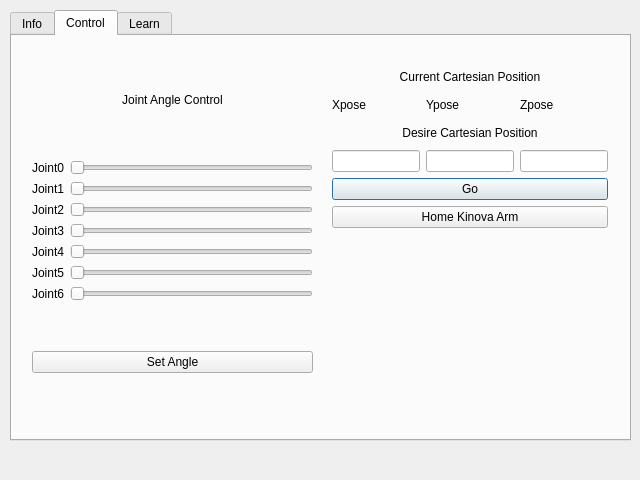
Before: the Qt Designer form src/design.ui in CluelessTimeTraveler/-RoboPuppetMQP, drawn with Qt 5.
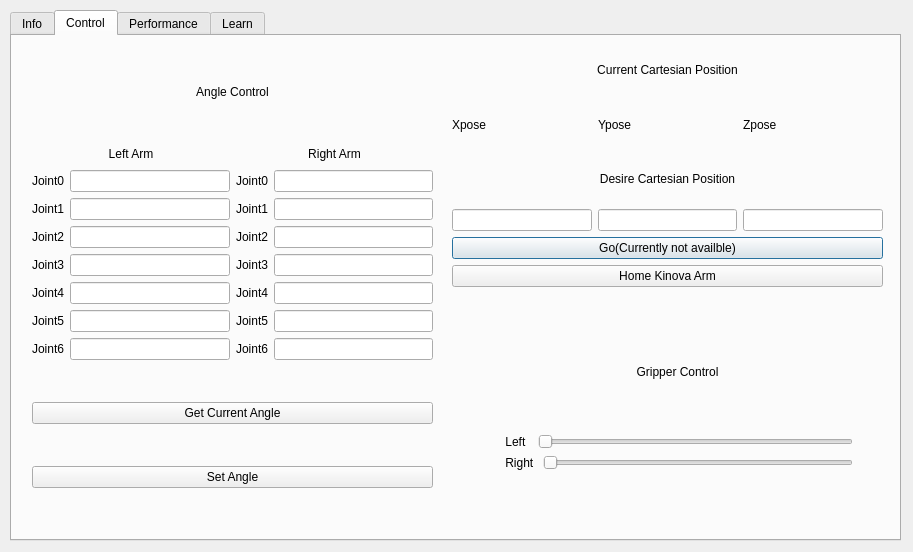
After: the same form once the commit is applied. The open tabs and pages were chosen to show the change.

Diff of the .ui file:
```diff
--- a/src/design.ui
+++ b/src/design.ui
@@ -6,8 +6,8 @@
    <rect>
     <x>0</x>
     <y>0</y>
-    <width>640</width>
-    <height>480</height>
+    <width>913</width>
+    <height>552</height>
    </rect>
   </property>
   <property name="windowTitle">
@@ -18,8 +18,8 @@
     <rect>
      <x>10</x>
      <y>10</y>
-     <width>621</width>
-     <height>431</height>
+     <width>891</width>
+     <height>531</height>
     </rect>
    </property>
    <property name="currentIndex">
@@ -261,10 +261,10 @@
     <widget class="QWidget" name="verticalLayoutWidget_6">
      <property name="geometry">
       <rect>
-       <x>320</x>
-       <y>30</y>
-       <width>276</width>
-       <height>162</height>
+       <x>440</x>
+       <y>10</y>
+       <width>431</width>
+       <height>241</height>
       </rect>
      </property>
      <layout class="QVBoxLayout" name="verticalLayout_6">
@@ -329,7 +329,7 @@
       <item>
        <widget class="QPushButton" name="pushButton">
         <property name="text">
-         <string>Go</string>
+         <string>Go(Currently not availble)</string>
         </property>
        </widget>
       </item>
@@ -347,10 +347,36 @@
       <rect>
        <x>20</x>
        <y>10</y>
-       <width>281</width>
-       <height>371</height>
+       <width>401</width>
+       <height>481</height>
       </rect>
      </property>
+     <layout class="QVBoxLayout" name="verticalLayout_19">
+      <item>
+       <widget class="QLabel" name="label_93">
+        <property name="sizePolicy">
+         <sizepolicy hsizetype="Preferred" vsizetype="MinimumExpanding">
+          <horstretch>0</horstretch>
+          <verstretch>0</verstretch>
+         </sizepolicy>
+        </property>
+        <property name="maximumSize">
+         <size>
+          <width>16777215</width>
+          <height>20</height>
+         </size>
+        </property>
+        <property name="text">
+         <string>Angle Control</string>
+        </property>
+        <property name="alignment">
+         <set>Qt::AlignCenter</set>
+        </property>
+       </widget>
+      </item>
+      <item>
+       <layout class="QHBoxLayout" name="horizontalLayout_8">
+        <item>
      <layout class="QVBoxLayout" name="verticalLayout_7">
       <item>
        <widget class="QLabel" name="label_28">
@@ -364,7 +390,7 @@
          <bool>false</bool>
         </property>
         <property name="text">
-         <string>Joint Angle Control</string>
+             <string>Left Arm</string>
         </property>
         <property name="scaledContents">
          <bool>false</bool>
@@ -432,78 +458,148 @@
         <item>
          <layout class="QVBoxLayout" name="verticalLayout_5">
           <item>
-           <widget class="QSlider" name="horizontalSlider">
-            <property name="maximum">
-             <number>359</number>
+               <widget class="QLineEdit" name="lineEdit_4"/>
+              </item>
+              <item>
+               <widget class="QLineEdit" name="lineEdit_5"/>
+              </item>
+              <item>
+               <widget class="QLineEdit" name="lineEdit_6"/>
+              </item>
+              <item>
+               <widget class="QLineEdit" name="lineEdit_7"/>
+              </item>
+              <item>
+               <widget class="QLineEdit" name="lineEdit_8"/>
+              </item>
+              <item>
+               <widget class="QLineEdit" name="lineEdit_9"/>
+              </item>
+              <item>
+               <widget class="QLineEdit" name="lineEdit_10"/>
+              </item>
+             </layout>
+            </item>
+           </layout>
+          </item>
+         </layout>
+        </item>
+        <item>
+         <layout class="QVBoxLayout" name="verticalLayout_16">
+          <item>
+           <widget class="QLabel" name="label_85">
+            <property name="maximumSize">
+             <size>
+              <width>16777215</width>
+              <height>20</height>
+             </size>
             </property>
-            <property name="orientation">
-             <enum>Qt::Horizontal</enum>
+            <property name="autoFillBackground">
+             <bool>false</bool>
             </property>
+            <property name="text">
+             <string>Right Arm</string>
+            </property>
+            <property name="scaledContents">
+             <bool>false</bool>
+            </property>
+            <property name="alignment">
+             <set>Qt::AlignCenter</set>
+            </property>
            </widget>
           </item>
           <item>
-           <widget class="QSlider" name="horizontalSlider_2">
-            <property name="maximum">
-             <number>359</number>
-            </property>
-            <property name="orientation">
-             <enum>Qt::Horizontal</enum>
+           <layout class="QHBoxLayout" name="horizontalLayout_7">
+            <item>
+             <layout class="QVBoxLayout" name="verticalLayout_17">
+              <item>
+               <widget class="QLabel" name="label_86">
+                <property name="text">
+                 <string>Joint0</string>
+                </property>
+               </widget>
+              </item>
+              <item>
+               <widget class="QLabel" name="label_87">
+                <property name="text">
+                 <string>Joint1</string>
             </property>
            </widget>
           </item>
           <item>
-           <widget class="QSlider" name="horizontalSlider_3">
-            <property name="maximum">
-             <number>359</number>
-            </property>
-            <property name="orientation">
-             <enum>Qt::Horizontal</enum>
-            </property>
+               <widget class="QLabel" name="label_88">
+                <property name="text">
+                 <string>Joint2</string>
+                </property>
            </widget>
           </item>
           <item>
-           <widget class="QSlider" name="horizontalSlider_4">
-            <property name="maximum">
-             <number>359</number>
-            </property>
-            <property name="orientation">
-             <enum>Qt::Horizontal</enum>
-            </property>
+               <widget class="QLabel" name="label_89">
+                <property name="text">
+                 <string>Joint3</string>
+                </property>
            </widget>
           </item>
           <item>
-           <widget class="QSlider" name="horizontalSlider_5">
-            <property name="maximum">
-             <number>359</number>
-            </property>
-            <property name="orientation">
-             <enum>Qt::Horizontal</enum>
-            </property>
+               <widget class="QLabel" name="label_90">
+                <property name="text">
+                 <string>Joint4</string>
+                </property>
            </widget>
           </item>
           <item>
-           <widget class="QSlider" name="horizontalSlider_6">
-            <property name="maximum">
-             <number>359</number>
-            </property>
-            <property name="orientation">
-             <enum>Qt::Horizontal</enum>
-            </property>
+               <widget class="QLabel" name="label_91">
+                <property name="text">
+                 <string>Joint5</string>
+                </property>
            </widget>
           </item>
           <item>
-           <widget class="QSlider" name="horizontalSlider_7">
-            <property name="maximum">
-             <number>359</number>
-            </property>
-            <property name="orientation">
-             <enum>Qt::Horizontal</enum>
-            </property>
+               <widget class="QLabel" name="label_92">
+                <property name="text">
+                 <string>Joint6</string>
+                </property>
            </widget>
           </item>
          </layout>
         </item>
-       </layout>
+            <item>
+             <layout class="QVBoxLayout" name="verticalLayout_18">
+              <item>
+               <widget class="QLineEdit" name="lineEdit_11"/>
+              </item>
+              <item>
+               <widget class="QLineEdit" name="lineEdit_12"/>
+              </item>
+              <item>
+               <widget class="QLineEdit" name="lineEdit_13"/>
+              </item>
+              <item>
+               <widget class="QLineEdit" name="lineEdit_14"/>
+              </item>
+              <item>
+               <widget class="QLineEdit" name="lineEdit_15"/>
+              </item>
+              <item>
+               <widget class="QLineEdit" name="lineEdit_16"/>
+              </item>
+              <item>
+               <widget class="QLineEdit" name="lineEdit_17"/>
+              </item>
+             </layout>
+            </item>
+           </layout>
+          </item>
+         </layout>
+        </item>
+       </layout>
+      </item>
+      <item>
+       <widget class="QPushButton" name="refreshButton">
+        <property name="text">
+         <string>Get Current Angle</string>
+        </property>
+       </widget>
       </item>
       <item>
        <widget class="QPushButton" name="setAngleButton">
@@ -511,6 +607,153 @@
          <string>Set Angle</string>
         </property>
        </widget>
+      </item>
+     </layout>
+    </widget>
+    <widget class="QWidget" name="verticalLayoutWidget_2">
+     <property name="geometry">
+      <rect>
+       <x>490</x>
+       <y>280</y>
+       <width>351</width>
+       <height>201</height>
+      </rect>
+     </property>
+     <layout class="QVBoxLayout" name="verticalLayout_20">
+      <item>
+       <widget class="QLabel" name="label_94">
+        <property name="maximumSize">
+         <size>
+          <width>16777215</width>
+          <height>20</height>
+         </size>
+        </property>
+        <property name="text">
+         <string>Gripper Control</string>
+        </property>
+        <property name="alignment">
+         <set>Qt::AlignCenter</set>
+        </property>
+       </widget>
+      </item>
+      <item>
+       <layout class="QVBoxLayout" name="verticalLayout_21">
+        <item>
+         <layout class="QHBoxLayout" name="horizontalLayout_9">
+          <item>
+           <widget class="QLabel" name="label_95">
+            <property name="text">
+             <string> Left  </string>
+            </property>
+           </widget>
+          </item>
+          <item>
+           <widget class="QSlider" name="leftGripperSlider">
+            <property name="maximum">
+             <number>10</number>
+            </property>
+            <property name="pageStep">
+             <number>2</number>
+            </property>
+            <property name="orientation">
+             <enum>Qt::Horizontal</enum>
+            </property>
+           </widget>
+          </item>
+         </layout>
+        </item>
+        <item>
+         <layout class="QHBoxLayout" name="horizontalLayout_10">
+          <item>
+           <widget class="QLabel" name="label_96">
+            <property name="text">
+             <string> Right </string>
+            </property>
+           </widget>
+          </item>
+          <item>
+           <widget class="QSlider" name="rightGripperSlider">
+            <property name="maximum">
+             <number>10</number>
+            </property>
+            <property name="pageStep">
+             <number>2</number>
+            </property>
+            <property name="orientation">
+             <enum>Qt::Horizontal</enum>
+            </property>
+           </widget>
+          </item>
+         </layout>
+        </item>
+       </layout>
+      </item>
+     </layout>
+    </widget>
+   </widget>
+   <widget class="QWidget" name="tab_6">
+    <attribute name="title">
+     <string>Performance</string>
+    </attribute>
+    <widget class="QWidget" name="horizontalLayoutWidget_3">
+     <property name="geometry">
+      <rect>
+       <x>10</x>
+       <y>10</y>
+       <width>871</width>
+       <height>481</height>
+      </rect>
+     </property>
+     <layout class="QHBoxLayout" name="horizontalLayout_6">
+      <item>
+       <layout class="QVBoxLayout" name="verticalLayout_13">
+        <item>
+         <widget class="QLabel" name="label_71">
+          <property name="text">
+           <string>Left Arm</string>
+          </property>
+         </widget>
+        </item>
+        <item>
+         <widget class="QLabel" name="label_72">
+          <property name="text">
+           <string>Angle</string>
+          </property>
+         </widget>
+        </item>
+        <item>
+         <widget class="QLabel" name="label_73">
+          <property name="text">
+           <string>Velocity</string>
+          </property>
+         </widget>
+        </item>
+       </layout>
+      </item>
+      <item>
+       <layout class="QVBoxLayout" name="verticalLayout_14">
+        <item>
+         <widget class="QLabel" name="label_74">
+          <property name="text">
+           <string>Right Arm</string>
+          </property>
+         </widget>
+        </item>
+        <item>
+         <widget class="QLabel" name="label_75">
+          <property name="text">
+           <string>Angle</string>
+          </property>
+         </widget>
+        </item>
+        <item>
+         <widget class="QLabel" name="label_76">
+          <property name="text">
+           <string>Velocity</string>
+          </property>
+         </widget>
+        </item>
+       </layout>
       </item>
      </layout>
     </widget>
```
Left out of the diff: 282 changed lines with no effect on the pictures. Lines whose indentation alone changed are shown as unchanged.
